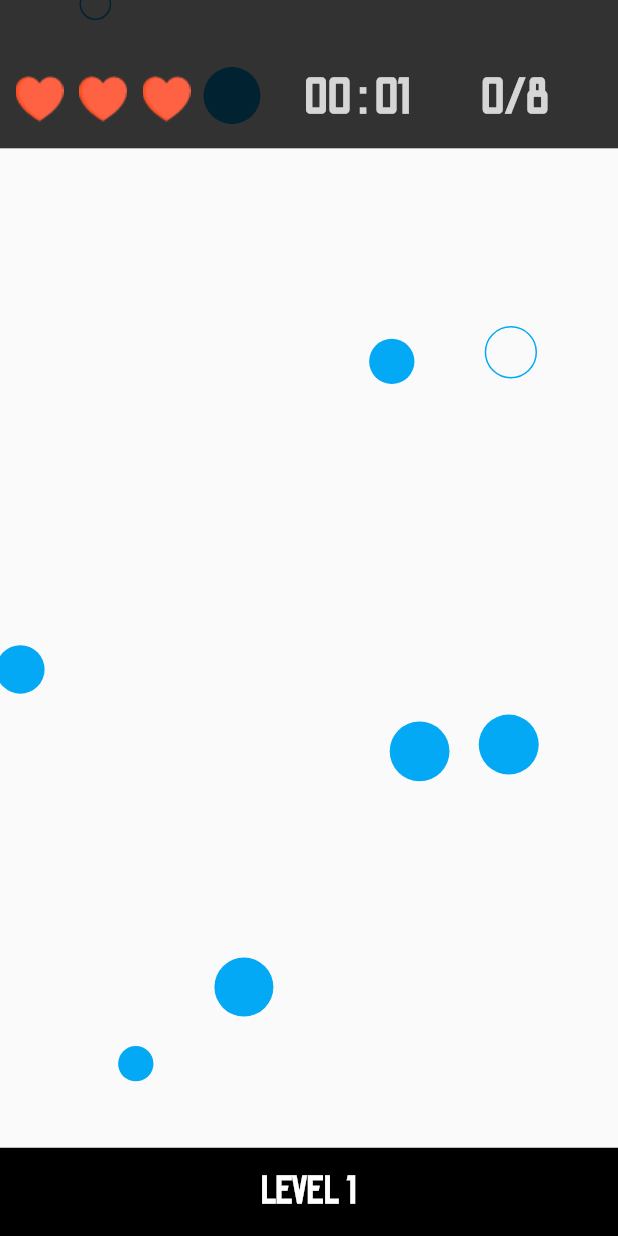
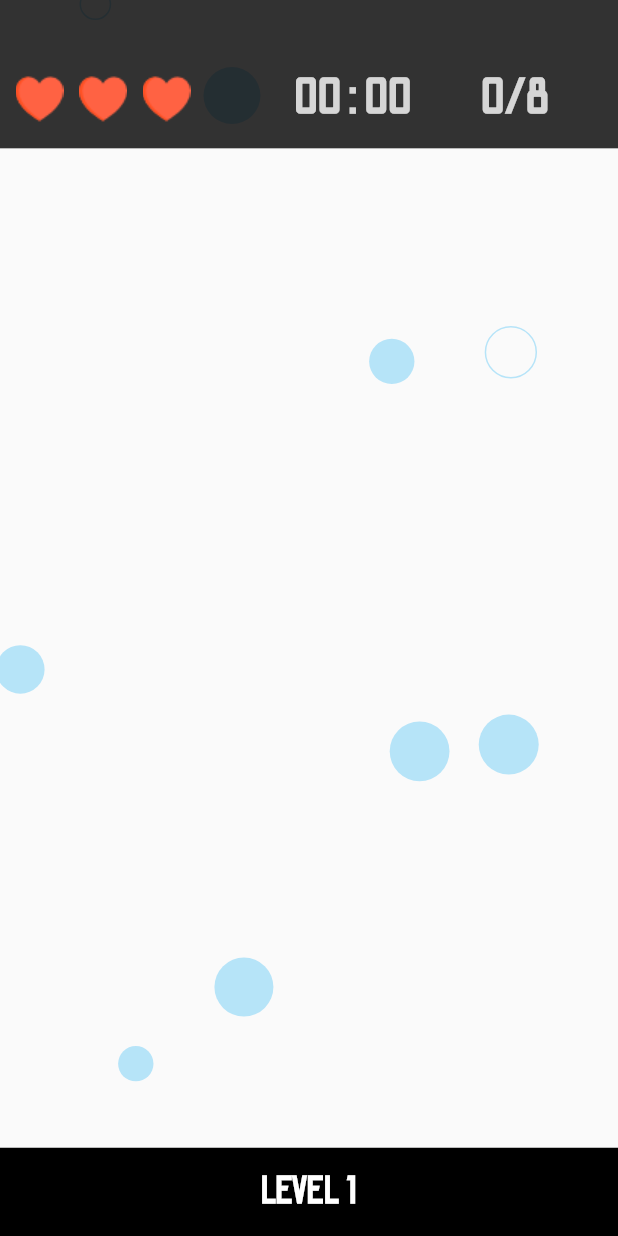
Before and after one commit to guikebr/pop-bubbles, a Flutter app: the screen it shows after launch, after a tap on "PLAY", on a phone screen of 412 x 824 dp. Run offline on Flutter 3.47's test engine with Material 2 defaults, Android fonts, the light colour scheme and no system bars; our stand-ins replace equatable, get.

Commit message:
update code

```diff
--- a/lib/app/features/game/domain/repositories/particle_behaviour.dart
+++ b/lib/app/features/game/domain/repositories/particle_behaviour.dart
@@ -78,7 +78,9 @@
     if (value == _duration) {
       return;
     }
-    _duration = value;
+    if(options.startGame) {
+      _duration = value;
+    }
   }
 
   ParticleOptions? _options;
--- a/lib/app/features/game/infra/models/particle_options.dart
+++ b/lib/app/features/game/infra/models/particle_options.dart
@@ -1,3 +1,4 @@
+import 'package:equatable/equatable.dart';
 import 'package:flutter/material.dart';
 import '../../domain/repositories/particle_behaviour.dart';
 
@@ -16,7 +17,7 @@
 }
 
 /// Holds the particle configuration information for a [ParticleBehaviour].
-class ParticleOptions {
+class ParticleOptions extends Equatable {
   /// Creates a [ParticleOptions] given a set of preferred values.
   ///
   /// Default values are assigned for arguments that are omitted.
@@ -141,4 +142,21 @@
       particleCount: particleCount ?? this.particleCount,
     );
   }
+
+  @override
+  List<Object?> get props => <Object?>[
+        image,
+        baseColor,
+        randomColor,
+        startGame,
+        spawnMinRadius,
+        spawnMaxRadius,
+        spawnMinSpeed,
+        spawnMaxSpeed,
+        spawnOpacity,
+        minOpacity,
+        maxOpacity,
+        opacityChangeRate,
+        particleCount,
+      ];
 }
--- a/lib/app/features/game/presentation/pages/play/play_controller.dart
+++ b/lib/app/features/game/presentation/pages/play/play_controller.dart
@@ -18,35 +18,20 @@
   String idLevel = 'id_level';
   String idGame = 'id_game';
 
-  late RandomParticleBehaviour randomParticleBehaviour;
-
   int level = 1;
   int countLife = 3;
+  String _title = '';
+  bool gameOver = false;
   int countPopBubbles = 0;
+  String _description = '';
   List<bool> lives = <bool>[true, true, true];
 
-  bool gameOver = false;
-
-  Duration _duration = Duration.zero;
-
-  ParticleOptions? _options;
-
-  ParticleOptions get options => _options!;
-
-  String _title = '';
-  String _description = '';
-
-  set options(ParticleOptions value) {
-    if (value == _options) {
-      return;
-    }
-    _options = value;
-  }
+  late RandomParticleBehaviour randomParticleBehaviour;
+  late Duration duration;
 
   @override
   void onInit() {
     super.onInit();
-    options = const ParticleOptions(opacityChangeRate: 1, particleCount: 10);
     initGame();
   }
 
@@ -67,39 +52,32 @@
     dispose();
   }
 
+  Duration getDurationTimer(Duration value) => duration = value;
+
   String getLevel() => '${KeysTranslation.textLevel.tr} $level';
 
-  int enemies() => options.particleCount - (options.particleCount * .2).toInt();
+  int enemies() =>
+      randomParticleBehaviour.options.particleCount -
+      (randomParticleBehaviour.options.particleCount * .2).toInt();
 
   String getPoint() => '$countPopBubbles/${enemies()}';
 
-  Duration getDurationTimer(Duration duration) {
-    if (options.startGame) {
-      _duration = duration;
-      update(<String>[idTimer]);
-    }
-    return duration;
-  }
-
   String getDurationString() {
     String twoDigits(int n) => n.toString().padLeft(2, '0');
-    final String _minutes = twoDigits(_duration.inMinutes.remainder(60));
-    final String _seconds = twoDigits(_duration.inSeconds.remainder(60));
+    final String _minutes = twoDigits(duration.inMinutes.remainder(60));
+    final String _seconds = twoDigits(duration.inSeconds.remainder(60));
     return '$_minutes : $_seconds';
   }
 
   void initGame() {
-    randomParticleBehaviour = RandomParticleBehaviour(
-      options: options,
-      onTap: _onTap,
-      duration: getDurationTimer,
-    );
     level = 1;
     countLife = 3;
     gameOver = false;
     countPopBubbles = 0;
+    duration = Duration.zero;
     lives = <bool>[true, true, true];
-    update(<String>[idLife, idPoint, idGame]);
+    resetParticle();
+    update(<String>[idLife, idTimer, idLevel, idPoint, idGame]);
   }
 
   bool getGameOver() {
@@ -113,23 +91,13 @@
   }
 
   void updateGame(BuildContext context) {
-    ++level;
+    level++;
     countLife = 3;
     countPopBubbles = 0;
     lives = <bool>[true, true, true];
-    options = options.copyWith(particleCount: 10 * level);
-    if (randomParticleBehaviour.isInitialized) {
-      for (final Particle p in randomParticleBehaviour.particles!) {
-        p.popping = false;
-      }
-    }
-    randomParticleBehaviour = RandomParticleBehaviour(
-      options: options,
-      onTap: _onTap,
-      duration: getDurationTimer,
-    );
-    update(<String>[idLife, idPoint, idGame]);
-    if (options.startGame) {
+    resetParticle();
+    update(<String>[idLife, idTimer, idLevel, idPoint, idGame]);
+    if (randomParticleBehaviour.options.startGame) {
       Get.rawSnackbar(
         snackStyle: SnackStyle.GROUNDED,
         duration: const Duration(seconds: 2),
@@ -162,7 +130,8 @@
   }
 
   void _onTap(BuildContext context, Offset globalPosition) {
-    if (!options.startGame && !randomParticleBehaviour.isInitialized) {
+    if (!randomParticleBehaviour.isInitialized &&
+        !randomParticleBehaviour.options.startGame) {
       return;
     }
     final RenderBox? renderBox = context.findRenderObject() as RenderBox?;
@@ -184,38 +153,42 @@
       if (getGameOver()) {
         _title = '${KeysTranslation.textLevel.tr} $level';
         _description = '${KeysTranslation.textPoint.tr} $countPopBubbles '
-            '| ${KeysTranslation.textTimer.tr} $getDurationString()';
-        options = options.copyWith(
-          startGame: false,
-          randomColor: false,
-          particleCount: options.particleCount,
-        );
-        initGame();
+            '${KeysTranslation.textTimer.tr} ${getDurationString()}';
+        resetParticle();
         restartGame().then((bool value) {
           if (value) {
-            final int _levelUpParticles = 10 * level;
-            options = options.copyWith(
-              startGame: true,
-              randomColor: true,
-              particleCount: _levelUpParticles,
-            );
             initGame();
           }
         });
       }
     } else {
+      if (!particle.popping) {
         particle
           ..popping = true
           ..radius = 0.2 * particle.targetAlpha
           ..targetAlpha *= 0.5;
-
         countPopParticles();
         upgradeLevel(context);
       }
     }
+  }
+
+  void resetParticle() {
+    final RandomParticleBehaviour _randomParticleBehaviour =
+        RandomParticleBehaviour(
+      onTap: _onTap,
+      duration: getDurationTimer,
+      options: ParticleOptions(
+        startGame: !gameOver,
+        randomColor: !gameOver,
+        particleCount: 10 * level,
+      ),
+    );
+    randomParticleBehaviour = _randomParticleBehaviour;
+  }
 
   void countPopParticles() {
-    if (randomParticleBehaviour.particles == null) {
+    if (!randomParticleBehaviour.isInitialized) {
       return;
     }
     final List<Particle> countPopGame = randomParticleBehaviour.particles!
--- a/lib/app/features/game/presentation/pages/play/play_page.dart
+++ b/lib/app/features/game/presentation/pages/play/play_page.dart
@@ -33,6 +33,7 @@
                         children: <Widget>[
                           Expanded(
                             child: GetBuilder<PlayController>(
+                              init: get,
                               id: get.idLife,
                               builder: (PlayController getX) => Row(
                                 mainAxisAlignment:
@@ -47,9 +48,10 @@
                           ),
                           Expanded(
                             child: GetBuilder<PlayController>(
+                              init: get,
                               id: get.idTimer,
                               builder: (PlayController getX) => Text(
-                                get.getDurationString(),
+                                getX.getDurationString(),
                                 textAlign: TextAlign.end,
                                 style: TextStyle(
                                   fontSize: Get.size.width * .08,
--- a/lib/app/features/game/presentation/pages/widgets/description.dart
+++ b/lib/app/features/game/presentation/pages/widgets/description.dart
@@ -17,7 +17,7 @@
           fontSize: MediaQuery.of(context).size.width * .05,
           fontStyle: FontStyle.normal,
           fontWeight: FontWeight.bold,
-          color: Theme.of(context).colorScheme.secondaryVariant,
+          color: Theme.of(context).colorScheme.secondary,
         ),
       ),
     );
```
Lines whose indentation alone changed are shown as unchanged.
